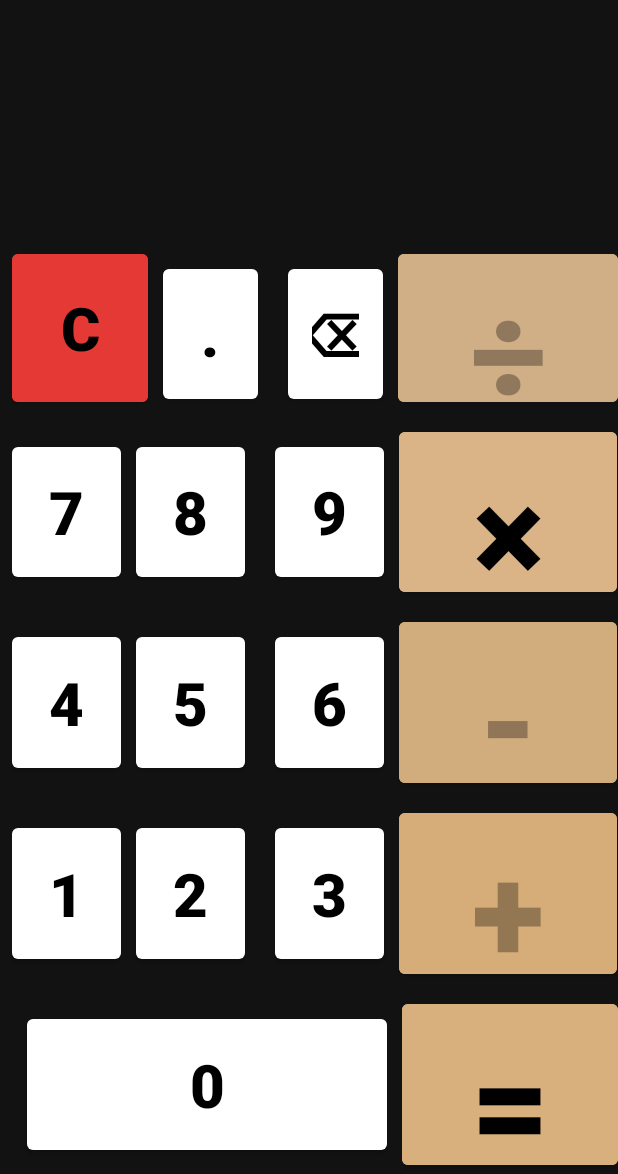
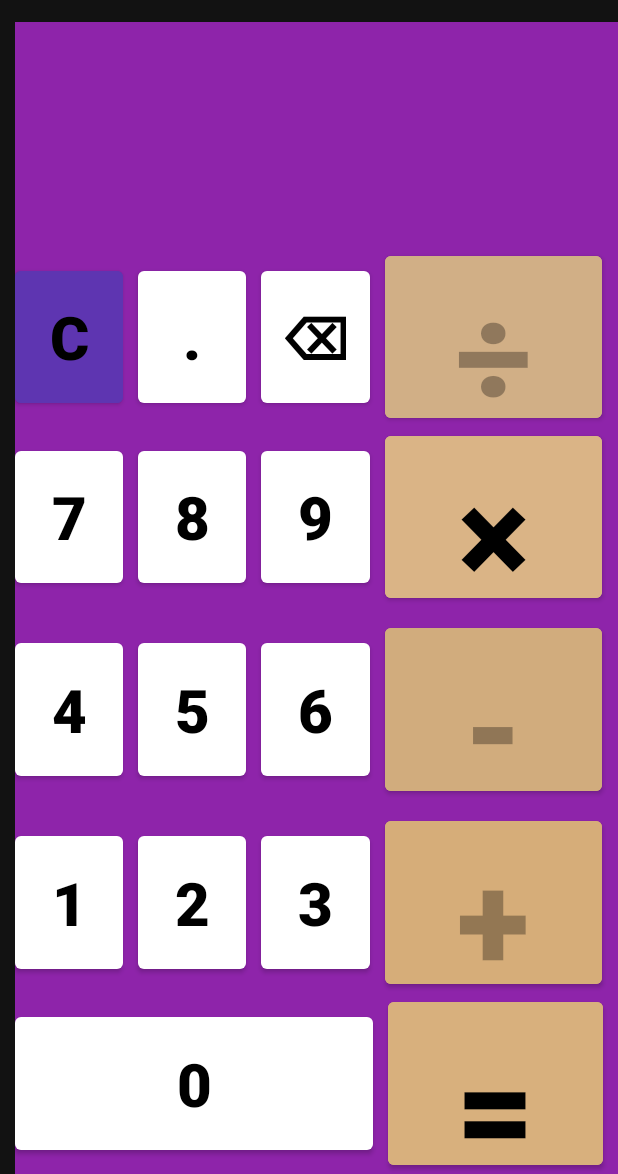
Before and after one commit to SanXtutOo/My-Calculator, an Android app: the screen it shows after launch (MainActivity), on a phone screen of 412 x 824 dp, the part 62-1236 px from its top. Run offline under Robolectric (Android 15) with nearby library versions, the phone set to English and light mode, and no system bars.

Commit message:
first commit

```diff
--- a/app/src/main/java/com/sho/mycalculator/MainActivity.java
+++ b/app/src/main/java/com/sho/mycalculator/MainActivity.java
@@ -64,9 +64,15 @@ public class MainActivity extends AppCompatActivity {
                     break;
 
                 case "⌫":
-                    String Text = input.substring(0,input.length()-1);
-                    input = Text;
-                    break;
+
+                    try {
+                        String Text = input.substring(0, input.length()-1);
+                        input = Text;
+                        break;
+                    }catch (Exception e){
+                        System.out.println();
+                    }
+
 
                 default:
                     if(input==null){
--- a/app/src/main/res/layout/activity_main.xml
+++ b/app/src/main/res/layout/activity_main.xml
@@ -6,7 +6,8 @@
     android:layout_height="match_parent"
     android:orientation="vertical"
     android:weightSum="6"
-    android:layout_marginStart="8dp"
+    android:layout_marginStart="10dp"
+    android:background="#8E24AA"
     tools:context=".MainActivity">
 
     <TextView
@@ -16,7 +17,7 @@
         android:layout_weight="1"
         android:gravity="center|end"
         android:textStyle="bold"
-        android:layout_marginEnd="8dp"
+        android:layout_marginEnd="10dp"
         android:textSize="50sp"
         android:layout_marginBottom="30dp"/>
 
@@ -29,31 +30,34 @@
         <Button
             android:id="@+id/btC"
             android:layout_width="0dp"
-            android:layout_height="fill_parent"
-            android:layout_weight="1"
+            android:layout_height="match_parent"
+            android:layout_weight=".8"
+            android:onClick="ButtonClick"
             android:text="C"
-            android:layout_marginBottom="8dp"
-            android:onClick="ButtonClick"
-            android:backgroundTint="#E53935"
-            android:textStyle="bold"
-            android:textSize="40sp"/>
+            android:backgroundTint="#5E35B1"
+            android:layout_marginTop="10dp"
+            android:layout_marginBottom="10dp"
+            android:textSize="40sp"
+            android:textStyle="bold" />
 
         <Button
             android:id="@+id/btDot"
             android:layout_width="0dp"
-            android:layout_height="fill_parent"
-            android:layout_weight=".7"
+            android:layout_height="match_parent"
+            android:layout_weight=".8"
             android:text="."
             android:onClick="ButtonClick"
-            android:layout_margin="10dp"
+            android:layout_marginStart="10dp"
+            android:layout_marginTop="10dp"
+            android:layout_marginBottom="10dp"
             android:textStyle="bold"
             android:textSize="40sp"/>
 
         <Button
             android:id="@+id/btBack"
             android:layout_width="0dp"
-            android:layout_height="fill_parent"
-            android:layout_weight=".7"
+            android:layout_height="match_parent"
+            android:layout_weight=".8"
             android:text="⌫"
             android:onClick="ButtonClick"
             android:layout_margin="10dp"
@@ -66,10 +70,11 @@
             android:layout_height="fill_parent"
             android:layout_weight="1.6"
             android:text="÷"
+            android:layout_marginEnd="10dp"
+            android:gravity="center"
             android:textColor="#4F000000"
             android:onClick="ButtonClick"
             android:backgroundTint="#D1AF86"
-            android:layout_marginBottom="8dp"
             android:textStyle="bold"
             android:textSize="90sp"/>
 
@@ -85,7 +90,7 @@
         <Button
             android:id="@+id/btNo7"
             android:layout_width="0dp"
-            android:layout_height="fill_parent"
+            android:layout_height="match_parent"
             android:layout_marginTop="10dp"
             android:layout_marginBottom="10dp"
             android:layout_weight=".8"
@@ -97,18 +102,20 @@
         <Button
             android:id="@+id/btNo8"
             android:layout_width="0dp"
-            android:layout_height="fill_parent"
+            android:layout_height="match_parent"
+            android:layout_marginStart="10dp"
+            android:layout_marginTop="10dp"
+            android:layout_marginBottom="10dp"
             android:layout_weight=".8"
+            android:onClick="ButtonClick"
             android:text="8"
-            android:onClick="ButtonClick"
-            android:layout_margin="10dp"
-            android:textStyle="bold"
-            android:textSize="40sp"/>
+            android:textSize="40sp"
+            android:textStyle="bold" />
 
         <Button
             android:id="@+id/btNo9"
             android:layout_width="0dp"
-            android:layout_height="fill_parent"
+            android:layout_height="match_parent"
             android:layout_weight=".8"
             android:text="9"
             android:onClick="ButtonClick"
@@ -119,11 +126,11 @@
         <Button
             android:id="@+id/btMultiple"
             android:layout_width="0dp"
-            android:layout_height="fill_parent"
+            android:layout_height="match_parent"
             android:layout_weight="1.6"
             android:text="×"
+            android:layout_marginEnd="10dp"
             android:onClick="ButtonClick"
-            android:padding="6dp"
             android:backgroundTint="#DAB486"
             android:textStyle="bold"
             android:textSize="90sp"/>
@@ -140,7 +147,7 @@
         <Button
             android:id="@+id/btNo4"
             android:layout_width="0dp"
-            android:layout_height="fill_parent"
+            android:layout_height="match_parent"
             android:layout_weight=".8"
             android:onClick="ButtonClick"
             android:text="4"
@@ -151,18 +158,20 @@
         <Button
             android:id="@+id/btNo5"
             android:layout_width="0dp"
-            android:layout_height="fill_parent"
+            android:layout_height="match_parent"
             android:layout_weight=".8"
             android:text="5"
             android:onClick="ButtonClick"
-            android:layout_margin="10dp"
+            android:layout_marginStart="10dp"
+            android:layout_marginTop="10dp"
+            android:layout_marginBottom="10dp"
             android:textStyle="bold"
             android:textSize="40sp"/>
 
         <Button
             android:id="@+id/btNo6"
             android:layout_width="0dp"
-            android:layout_height="fill_parent"
+            android:layout_height="match_parent"
             android:layout_weight=".8"
             android:text="6"
             android:onClick="ButtonClick"
@@ -173,10 +182,11 @@
         <Button
             android:id="@+id/btMinus"
             android:layout_width="0dp"
-            android:layout_height="fill_parent"
+            android:layout_height="match_parent"
             android:layout_weight="1.6"
             android:backgroundTint="#D1AC7D"
             android:onClick="ButtonClick"
+            android:layout_marginEnd="10dp"
             android:text="-"
             android:textColor="#4F000000"
             android:textStyle="bold"
@@ -195,30 +205,32 @@
         <Button
             android:id="@+id/btNo1"
             android:layout_width="0dp"
-            android:layout_height="fill_parent"
+            android:layout_height="match_parent"
             android:layout_weight=".8"
+            android:onClick="ButtonClick"
             android:text="1"
             android:layout_marginTop="10dp"
             android:layout_marginBottom="10dp"
-            android:onClick="ButtonClick"
-            android:textStyle="bold"
-            android:textSize="40sp"/>
+            android:textSize="40sp"
+            android:textStyle="bold" />
 
         <Button
             android:id="@+id/btNo2"
             android:layout_width="0dp"
-            android:layout_height="fill_parent"
+            android:layout_height="match_parent"
             android:layout_weight=".8"
             android:text="2"
             android:onClick="ButtonClick"
-            android:layout_margin="10dp"
+            android:layout_marginStart="10dp"
+            android:layout_marginTop="10dp"
+            android:layout_marginBottom="10dp"
             android:textStyle="bold"
             android:textSize="40sp"/>
 
         <Button
             android:id="@+id/btNo3"
             android:layout_width="0dp"
-            android:layout_height="fill_parent"
+            android:layout_height="match_parent"
             android:layout_weight=".8"
             android:text="3"
             android:onClick="ButtonClick"
@@ -229,10 +241,11 @@
         <Button
             android:id="@+id/btAddition"
             android:layout_width="0dp"
-            android:layout_height="fill_parent"
+            android:layout_height="match_parent"
             android:layout_weight="1.6"
             android:text="+"
             android:onClick="ButtonClick"
+            android:layout_marginEnd="10dp"
             android:backgroundTint="#D6AD79"
             android:textColor="#4F000000"
             android:textStyle="bold"
@@ -241,33 +254,35 @@
     </LinearLayout>
 
     <LinearLayout
-        android:layout_width="fill_parent"
+        android:layout_width="match_parent"
         android:layout_height="0dp"
         android:layout_weight="1"
-        android:layout_marginTop="8dp"
         android:weightSum="4" >
-
 
         <Button
             android:id="@+id/btNo0"
             android:layout_width="0dp"
-            android:layout_height="fill_parent"
+            android:layout_height="match_parent"
             android:layout_weight="2.5"
+            android:onClick="ButtonClick"
             android:text="0"
-            android:layout_margin="10dp"
-            android:onClick="ButtonClick"
-            android:textStyle="bold"
-            android:textSize="40sp"/>
+            android:layout_marginTop="10dp"
+            android:layout_marginBottom="10dp"
+            android:textSize="40sp"
+            android:textStyle="bold" />
 
         <Button
             android:id="@+id/btEqual"
             android:layout_width="0dp"
-            android:layout_height="fill_parent"
+            android:layout_height="match_parent"
+            android:layout_marginStart="10dp"
             android:layout_weight="1.5"
             android:gravity="center"
             android:onClick="ButtonClick"
             android:backgroundTint="#D8B07D"
+            android:layout_marginEnd="10dp"
             android:text="="
+            android:padding="8dp"
             android:textSize="90sp"
             android:textStyle="bold" />
 
```
